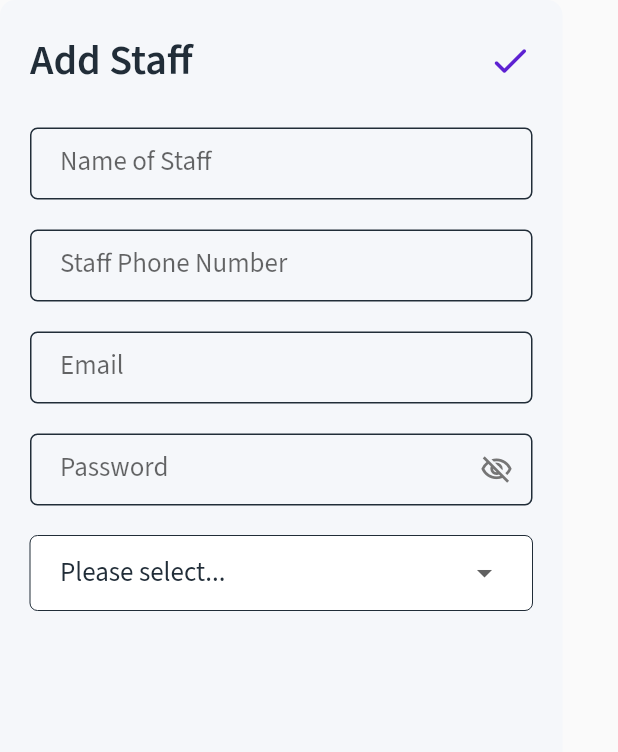
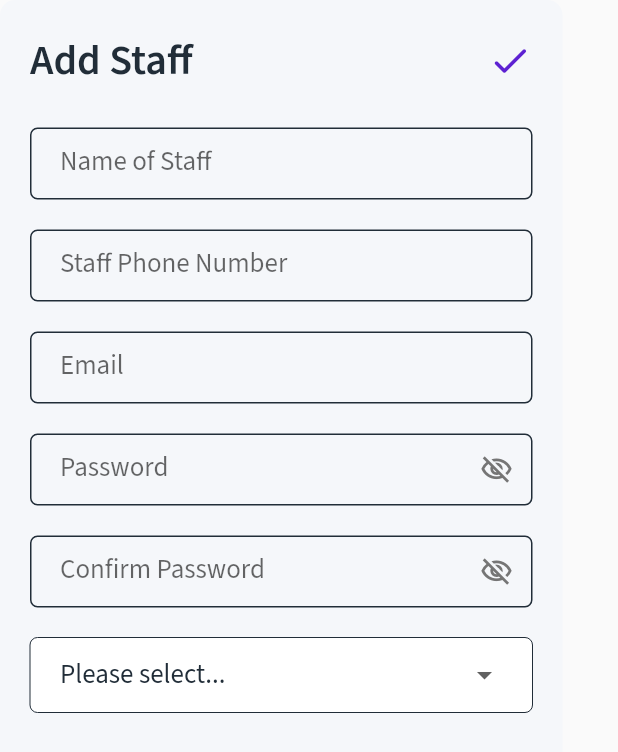
Before and after one commit to mdrashedbinkuddus/rsenterperise-admin, a Flutter app: the AddStaffWidget widget shown alone on an empty page, opened directly, after a tap on the "check" icon, on a phone screen of 412 x 824 dp. Shown: the top 752 px of the screen. Run offline on Flutter 3.47's test engine with Material 2 defaults, Android fonts, the phone set to English and light mode, and no system bars; our stand-ins replace auto_size_text, built_collection, built_value, cloud_firestore, easy_debounce, firebase_auth and 13 more; missing offline and left inert: json_path; accounts and stored records are empty; generated files the repository leaves out were written again; network calls fail.

Commit message:
Updating to latest FlutterFlow output.

```diff
--- a/lib/components/add_staff_widget.dart
+++ b/lib/components/add_staff_widget.dart
@@ -16,6 +16,8 @@ class AddStaffWidget extends StatefulWidget {
 
 class _AddStaffWidgetState extends State<AddStaffWidget> {
   String dropDownValue;
+  TextEditingController confirmPaswordController;
+  bool confirmPaswordVisibility;
   TextEditingController emailController;
   TextEditingController nameOfStaffController;
   TextEditingController staffPhoneNumberController;
@@ -25,6 +27,8 @@ class _AddStaffWidgetState extends State<AddStaffWidget> {
   @override
   void initState() {
     super.initState();
+    confirmPaswordController = TextEditingController();
+    confirmPaswordVisibility = false;
     emailController = TextEditingController();
     nameOfStaffController = TextEditingController();
     staffPhoneNumberController = TextEditingController();
@@ -62,6 +66,18 @@ class _AddStaffWidgetState extends State<AddStaffWidget> {
                 ),
                 InkWell(
                   onTap: () async {
+                    if (paswordController.text !=
+                        confirmPaswordController.text) {
+                      ScaffoldMessenger.of(context).showSnackBar(
+                        SnackBar(
+                          content: Text(
+                            'Passwords don\'t match!',
+                          ),
+                        ),
+                      );
+                      return;
+                    }
+
                     final user = await createAccountWithEmail(
                       context,
                       emailController.text,
@@ -210,6 +226,46 @@ class _AddStaffWidgetState extends State<AddStaffWidget> {
                 keyboardType: TextInputType.visiblePassword,
               ),
             ),
+            Padding(
+              padding: EdgeInsetsDirectional.fromSTEB(0, 0, 0, 20),
+              child: TextFormField(
+                controller: confirmPaswordController,
+                obscureText: !confirmPaswordVisibility,
+                decoration: InputDecoration(
+                  labelText: 'Confirm Password',
+                  enabledBorder: OutlineInputBorder(
+                    borderSide: BorderSide(
+                      color: FlutterFlowTheme.of(context).secondaryText,
+                      width: 1,
+                    ),
+                    borderRadius: BorderRadius.circular(5),
+                  ),
+                  focusedBorder: OutlineInputBorder(
+                    borderSide: BorderSide(
+                      color: FlutterFlowTheme.of(context).secondaryText,
+                      width: 1,
+                    ),
+                    borderRadius: BorderRadius.circular(5),
+                  ),
+                  contentPadding: EdgeInsetsDirectional.fromSTEB(20, 0, 0, 0),
+                  suffixIcon: InkWell(
+                    onTap: () => setState(
+                      () =>
+                          confirmPaswordVisibility = !confirmPaswordVisibility,
+                    ),
+                    child: Icon(
+                      confirmPaswordVisibility
+                          ? Icons.visibility_outlined
+                          : Icons.visibility_off_outlined,
+                      color: Color(0xFF757575),
+                      size: 22,
+                    ),
+                  ),
+                ),
+                style: FlutterFlowTheme.of(context).bodyText1,
+                keyboardType: TextInputType.visiblePassword,
+              ),
+            ),
             FlutterFlowDropDown(
               options: ['Accountant', 'General Staff'].toList(),
               onChanged: (val) => setState(() => dropDownValue = val),
--- a/lib/staff/staff_widget.dart
+++ b/lib/staff/staff_widget.dart
@@ -55,7 +55,7 @@ class _StaffWidgetState extends State<StaffWidget> {
                     return Padding(
                       padding: MediaQuery.of(context).viewInsets,
                       child: Container(
-                        height: MediaQuery.of(context).size.height * 0.8,
+                        height: MediaQuery.of(context).size.height * 0.6,
                         child: AddStaffWidget(),
                       ),
                     );
```
